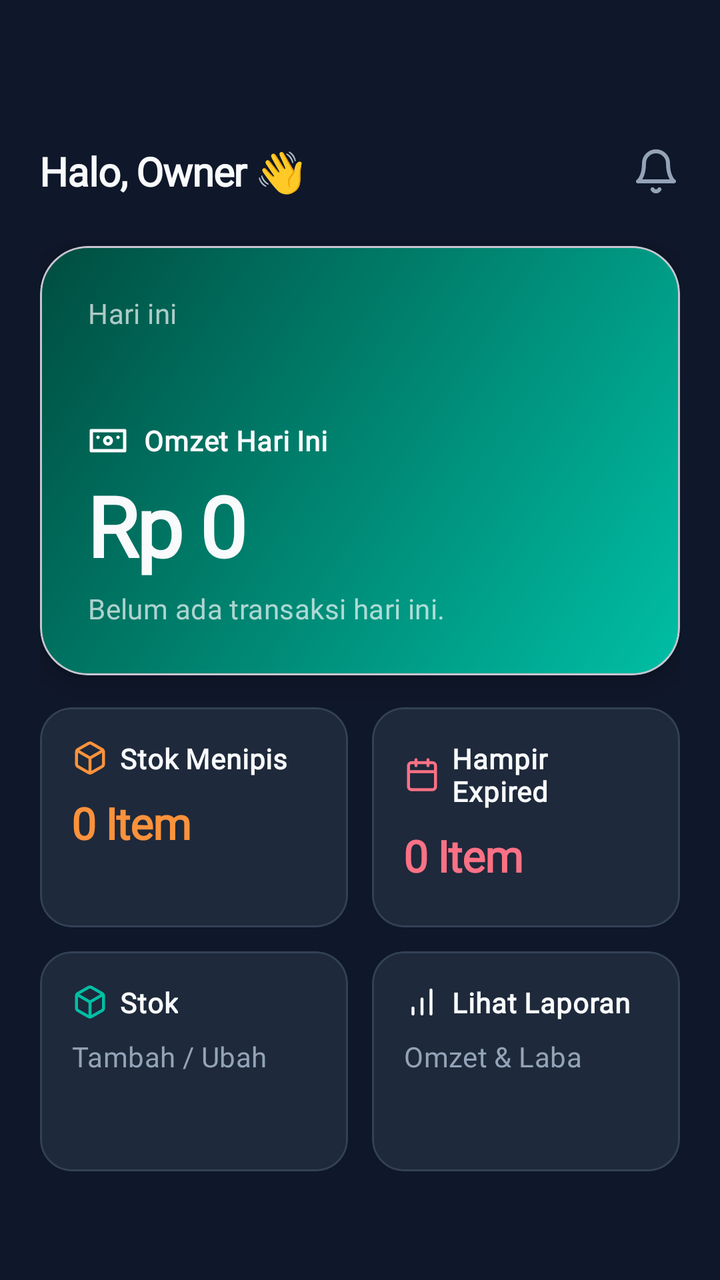
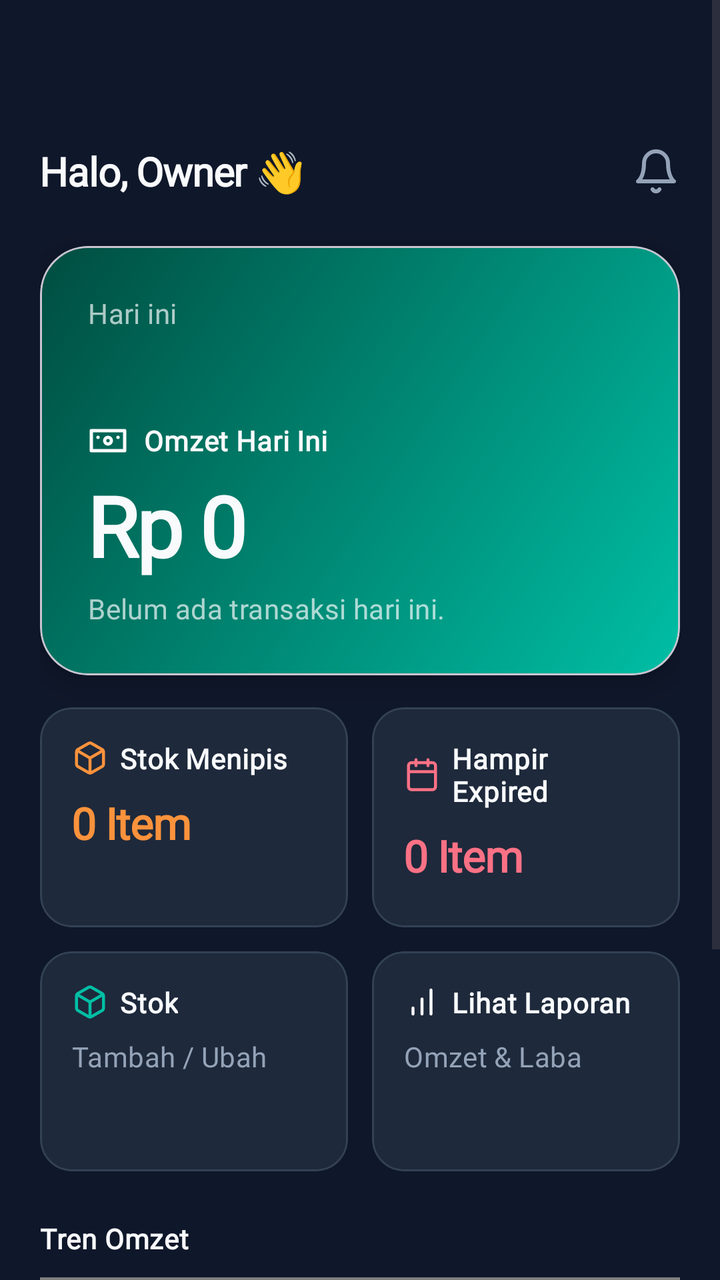

Two renders of the same Android screen: before a commit and after it. Below are the layout's source before the change and the commit's diff.
<!-- AndroidManifest.xml: application theme Theme.Material3.DayNight.NoActionBar -->
<!-- res/layout/activity_dashboard.xml -->
<?xml version="1.0" encoding="utf-8"?>
<ScrollView xmlns:android="http://schemas.android.com/apk/res/android"
    xmlns:app="http://schemas.android.com/apk/res-auto"
    android:layout_width="match_parent"
    android:layout_height="match_parent"
    android:background="@color/dw_bg"
    android:fillViewport="true">

    <LinearLayout
        android:layout_width="match_parent"
        android:layout_height="wrap_content"
        android:orientation="vertical"
        android:paddingHorizontal="20dp"
        android:paddingTop="56dp"
        android:paddingBottom="24dp">

        
        <androidx.constraintlayout.widget.ConstraintLayout
            android:layout_width="match_parent"
            android:layout_height="wrap_content"
            android:layout_marginTop="16dp"
            android:layout_marginBottom="24dp">

            <TextView
                android:id="@+id/tvGreeting"
                style="@style/Text.Header"
                android:layout_width="wrap_content"
                android:layout_height="wrap_content"
                android:text="Halo, Owner 👋"
                app:layout_constraintBottom_toBottomOf="parent"
                app:layout_constraintStart_toStartOf="parent"
                app:layout_constraintTop_toTopOf="parent" />

            <ImageView
                android:layout_width="24dp"
                android:layout_height="24dp"
                android:src="@drawable/ic_lucide_bell"
                app:layout_constraintBottom_toBottomOf="@id/tvGreeting"
                app:layout_constraintEnd_toEndOf="parent"
                app:layout_constraintTop_toTopOf="@id/tvGreeting" />

        </androidx.constraintlayout.widget.ConstraintLayout>

        
        <com.google.android.material.card.MaterialCardView
            android:layout_width="match_parent"
            android:layout_height="wrap_content"
            app:cardBackgroundColor="@android:color/transparent"
            app:cardCornerRadius="24dp"
            app:cardElevation="8dp">

            <LinearLayout
                android:layout_width="match_parent"
                android:layout_height="wrap_content"
                android:background="@drawable/bg_hero_gradient"
                android:orientation="vertical"
                android:padding="24dp">

                <TextView
                    style="@style/Text.Body"
                    android:layout_width="wrap_content"
                    android:layout_height="wrap_content"
                    android:text="Hari ini"
                    android:alpha="0.7" />

                <TextView
                    android:id="@+id/tvDate"
                    style="@style/Text.Header"
                    android:layout_width="wrap_content"
                    android:layout_height="wrap_content"
                    android:textSize="18sp"
                    android:layout_marginBottom="20dp" />

                <LinearLayout
                    android:layout_width="wrap_content"
                    android:layout_height="wrap_content"
                    android:orientation="horizontal"
                    android:gravity="center_vertical">
                    
                    <ImageView
                        android:layout_width="20dp"
                        android:layout_height="20dp"
                        android:src="@drawable/ic_lucide_wallet"
                        app:tint="@color/dw_text_primary"
                        android:layout_marginEnd="8dp" />

                    <TextView
                        style="@style/Text.Label"
                        android:layout_width="wrap_content"
                        android:layout_height="wrap_content"
                        android:textColor="@color/dw_text_primary"
                        android:text="Omzet Hari Ini" />
                </LinearLayout>

                <TextView
                    android:id="@+id/tvProfit"
                    style="@style/Text.Display"
                    android:layout_width="wrap_content"
                    android:layout_height="wrap_content"
                    android:text="Rp 0"
                    android:layout_marginTop="4dp" />

                <TextView
                    android:id="@+id/tvSubInfo"
                    style="@style/Text.Body"
                    android:layout_width="wrap_content"
                    android:layout_height="wrap_content"
                    android:alpha="0.7"
                    android:text="Belum ada transaksi hari ini."
                    android:layout_marginTop="4dp" />

            </LinearLayout>
        </com.google.android.material.card.MaterialCardView>

        
        <GridLayout
            android:layout_width="match_parent"
            android:layout_height="wrap_content"
            android:columnCount="2"
            android:layout_marginTop="16dp">

            
            <com.google.android.material.card.MaterialCardView
                android:layout_width="0dp"
                android:layout_height="110dp"
                android:layout_columnWeight="1"
                android:layout_marginEnd="6dp"
                app:cardBackgroundColor="@color/dw_surface"
                app:cardCornerRadius="16dp"
                app:cardElevation="0dp"
                app:strokeColor="#334155"
                app:strokeWidth="1dp">
                <LinearLayout
                    android:layout_width="match_parent"
                    android:layout_height="match_parent"
                    android:orientation="vertical"
                    android:gravity="top"
                    android:padding="16dp">
                    <LinearLayout
                        android:layout_width="wrap_content"
                        android:layout_height="wrap_content"
                        android:orientation="horizontal" android:gravity="center_vertical">
                        <ImageView android:layout_width="18dp" android:layout_height="18dp"
                            android:src="@drawable/ic_lucide_box" android:layout_marginEnd="6dp" />
                        <TextView style="@style/Text.Label" android:layout_width="wrap_content"
                            android:layout_height="wrap_content" android:textColor="@color/text_primary" android:text="Stok Menipis" />
                    </LinearLayout>
                    <TextView android:id="@+id/tvLowStock" style="@style/Text.Header"
                        android:layout_width="wrap_content" android:layout_height="wrap_content"
                        android:text="0 Item" android:textColor="#FB923C"
                        android:textSize="22sp" android:layout_marginTop="8dp" />
                </LinearLayout>
            </com.google.android.material.card.MaterialCardView>

            
            <com.google.android.material.card.MaterialCardView
                android:layout_width="0dp"
                android:layout_height="110dp"
                android:layout_columnWeight="1"
                android:layout_marginStart="6dp"
                app:cardBackgroundColor="@color/dw_surface"
                app:cardCornerRadius="16dp"
                app:cardElevation="0dp"
                app:strokeColor="#334155"
                app:strokeWidth="1dp">
                <LinearLayout
                    android:layout_width="match_parent"
                    android:layout_height="match_parent"
                    android:orientation="vertical"
                    android:gravity="top"
                    android:padding="16dp">
                    <LinearLayout
                        android:layout_width="wrap_content"
                        android:layout_height="wrap_content"
                        android:orientation="horizontal" android:gravity="center_vertical">
                        <ImageView android:layout_width="18dp" android:layout_height="18dp"
                            android:src="@drawable/ic_lucide_calendar" android:layout_marginEnd="6dp" />
                        <TextView style="@style/Text.Label" android:layout_width="wrap_content"
                            android:layout_height="wrap_content" android:textColor="@color/text_primary" android:text="Hampir Expired" />
                    </LinearLayout>
                    <TextView android:id="@+id/tvExpired" style="@style/Text.Header"
                        android:layout_width="wrap_content" android:layout_height="wrap_content"
                        android:text="0 Item" android:textColor="#FB7185"
                        android:textSize="22sp" android:layout_marginTop="8dp" />
                </LinearLayout>
            </com.google.android.material.card.MaterialCardView>
        </GridLayout>

        
        <GridLayout
            android:layout_width="match_parent"
            android:layout_height="wrap_content"
            android:columnCount="2"
            android:layout_marginTop="12dp">

            
            <com.google.android.material.card.MaterialCardView
                android:id="@+id/btnManageProducts"
                android:layout_width="0dp"
                android:layout_height="110dp"
                android:layout_columnWeight="1"
                android:layout_marginEnd="6dp"
                app:cardBackgroundColor="@color/dw_surface"
                app:cardCornerRadius="16dp"
                app:cardElevation="0dp"
                app:strokeColor="#334155"
                app:strokeWidth="1dp"
                android:clickable="true"
                android:focusable="true"
                app:rippleColor="#33FFFFFF">
                
                <LinearLayout
                    android:layout_width="match_parent"
                    android:layout_height="match_parent"
                    android:orientation="vertical"
                    android:gravity="top"
                    android:padding="16dp">
                    <LinearLayout
                        android:layout_width="wrap_content"
                        android:layout_height="wrap_content"
                        android:orientation="horizontal" android:gravity="center_vertical">
                        <ImageView
                            android:layout_width="18dp"
                            android:layout_height="18dp"
                            android:src="@drawable/ic_lucide_box"
                            app:tint="@color/dw_teal"
                            android:layout_marginEnd="6dp" />
                        <TextView
                            style="@style/Text.Label"
                            android:layout_width="wrap_content"
                            android:layout_height="wrap_content"
                            android:textColor="@color/dw_text_primary"
                            android:text="Stok" />
                    </LinearLayout>
                    <TextView
                        style="@style/Text.Body"
                        android:layout_width="wrap_content"
                        android:layout_height="wrap_content"
                        android:textColor="@color/dw_text_secondary"
                        android:textSize="14sp"
                        android:text="Tambah / Ubah"
                        android:layout_marginTop="8dp" />
                </LinearLayout>
            </com.google.android.material.card.MaterialCardView>

            
            <com.google.android.material.card.MaterialCardView
                android:id="@+id/btnLaporan"
                android:layout_width="0dp"
                android:layout_height="110dp"
                android:layout_columnWeight="1"
                android:layout_marginStart="6dp"
                app:cardBackgroundColor="@color/dw_surface"
                app:cardCornerRadius="16dp"
                app:cardElevation="0dp"
                app:strokeColor="#334155"
                app:strokeWidth="1dp"
                android:clickable="true"
                android:focusable="true"
                app:rippleColor="#33FFFFFF">

                <LinearLayout
                    android:layout_width="match_parent"
                    android:layout_height="match_parent"
                    android:orientation="vertical"
                    android:gravity="top"
                    android:padding="16dp">
                    <LinearLayout
                        android:layout_width="wrap_content"
                        android:layout_height="wrap_content"
                        android:orientation="horizontal" android:gravity="center_vertical">
                        <ImageView
                            android:layout_width="18dp"
                            android:layout_height="18dp"
                            android:src="@drawable/ic_lucide_chart"
                            app:tint="@color/dw_text_primary"
                            android:layout_marginEnd="6dp" />
                        <TextView
                            style="@style/Text.Label"
                            android:layout_width="wrap_content"
                            android:layout_height="wrap_content"
                            android:textColor="@color/dw_text_primary"
                            android:text="Lihat Laporan" />
                    </LinearLayout>
                    <TextView
                        style="@style/Text.Body"
                        android:layout_width="wrap_content"
                        android:layout_height="wrap_content"
                        android:textColor="@color/dw_text_secondary"
                        android:textSize="14sp"
                        android:text="Omzet &amp; Laba"
                        android:layout_marginTop="8dp" />
                </LinearLayout>
            </com.google.android.material.card.MaterialCardView>

        </GridLayout>

    </LinearLayout>
</ScrollView>
<!-- resources referenced by this layout -->
<resources>
  <color name="dw_bg">#0F172A</color>
  <color name="dw_surface">#1E293B</color>
  <color name="dw_teal">#00BFA5</color>
  <color name="dw_text_primary">#F8FAFC</color>
  <color name="dw_text_secondary">#94A3B8</color>
  <color name="text_primary">#F8FAFC</color>
  <!-- drawable bg_hero_gradient (drawable) -->
  <?xml version="1.0" encoding="utf-8"?>
  <shape xmlns:android="http://schemas.android.com/apk/res/android" android:shape="rectangle">
      <gradient android:startColor="#00BFA5" android:endColor="#004D40" android:angle="135" />
      <corners android:radius="24dp" />
  </shape>
  <!-- drawable ic_lucide_bell (drawable) -->
  <vector xmlns:android="http://schemas.android.com/apk/res/android" android:width="24dp" android:height="24dp" android:viewportWidth="24" android:viewportHeight="24">
    <path android:strokeColor="#94A3B8" android:strokeWidth="2" android:strokeLineCap="round" android:strokeLineJoin="round" android:pathData="M6 8a6 6 0 0 1 12 0c0 7 3 9 3 9H3s3-2 3-9M10.3 21a1.94 1.94 0 0 0 3.4 0"/>
  </vector>
  <!-- drawable ic_lucide_calendar (drawable) -->
  <vector xmlns:android="http://schemas.android.com/apk/res/android" android:width="24dp" android:height="24dp" android:viewportWidth="24" android:viewportHeight="24">
    <path android:strokeColor="#FB7185" android:strokeWidth="2" android:strokeLineCap="round" android:strokeLineJoin="round" android:pathData="M19 4H5a2 2 0 0 0-2 2v14a2 2 0 0 0 2 2h14a2 2 0 0 0 2-2V6a2 2 0 0 0-2-2z M16 2v4 M8 2v4 M3 10h18"/>
  </vector>
  <!-- drawable ic_lucide_chart (drawable) -->
  <vector xmlns:android="http://schemas.android.com/apk/res/android" android:width="24dp" android:height="24dp" android:viewportWidth="24" android:viewportHeight="24">
    <path android:strokeColor="#FFFFFF" android:strokeWidth="2" android:strokeLineCap="round" android:strokeLineJoin="round" android:pathData="M12 20V10M18 20V4M6 20v-4"/>
  </vector>
  <!-- drawable ic_lucide_wallet (drawable) -->
  <vector xmlns:android="http://schemas.android.com/apk/res/android" android:width="24dp" android:height="24dp" android:viewportWidth="24" android:viewportHeight="24">
    <path android:strokeColor="#FFFFFF" android:strokeWidth="2" android:strokeLineCap="round" android:strokeLineJoin="round" android:pathData="M2 6h20v12H2z M12 14a2 2 0 1 0 0-4 2 2 0 0 0 0 4z M6 10h.01 M18 10h.01"/>
  </vector>
  <style name="Text.Body" parent="android:Widget.TextView">
          <item name="android:fontFamily">@font/plus_jakarta_sans</item>
          <item name="android:textColor">@color/text_primary</item>
          <item name="android:textSize">14sp</item>
          <item name="android:letterSpacing">0.01</item>
      </style>
  <style name="Text.Display" parent="android:Widget.TextView">
          <item name="android:fontFamily">@font/plus_jakarta_sans</item>
          <item name="android:textColor">@color/text_primary</item>
          <item name="android:textSize">42sp</item>
          <item name="android:textStyle">bold</item>
          <item name="android:letterSpacing">-0.03</item>
      </style>
  <style name="Text.Header" parent="android:Widget.TextView">
          <item name="android:fontFamily">@font/plus_jakarta_sans</item>
          <item name="android:textColor">@color/text_primary</item>
          <item name="android:textSize">20sp</item>
          <item name="android:textStyle">bold</item>
          <item name="android:letterSpacing">-0.02</item>
      </style>
  <style name="Text.Label" parent="android:Widget.TextView">
          <item name="android:fontFamily">@font/plus_jakarta_sans</item>
          <item name="android:textColor">@color/text_secondary</item>
          <item name="android:textSize">14sp</item>
          <item name="android:textStyle">bold</item>
          <item name="android:letterSpacing">0.02</item>
      </style>
  <color name="text_secondary">#94A3B8</color>
  <!-- unchanged entries left out for length: 1 -->
</resources>

<!-- the commit's change to res/layout/activity_dashboard.xml (unified diff, before → after) -->
@@ -295,5 +295,22 @@
 
         </GridLayout>
 
+        
+        <TextView
+            style="@style/Text.Label"
+            android:layout_width="wrap_content"
+            android:layout_height="wrap_content"
+            android:layout_marginTop="24dp"
+            android:layout_marginBottom="10dp"
+            android:text="Tren Omzet"
+            android:textColor="@color/text_primary"
+            android:textStyle="bold"
+            android:textSize="14sp" />
+
+        <com.github.mikephil.charting.charts.LineChart
+            android:id="@+id/chartDashboard"
+            android:layout_width="match_parent"
+            android:layout_height="200dp" />
+
     </LinearLayout>
 </ScrollView>
